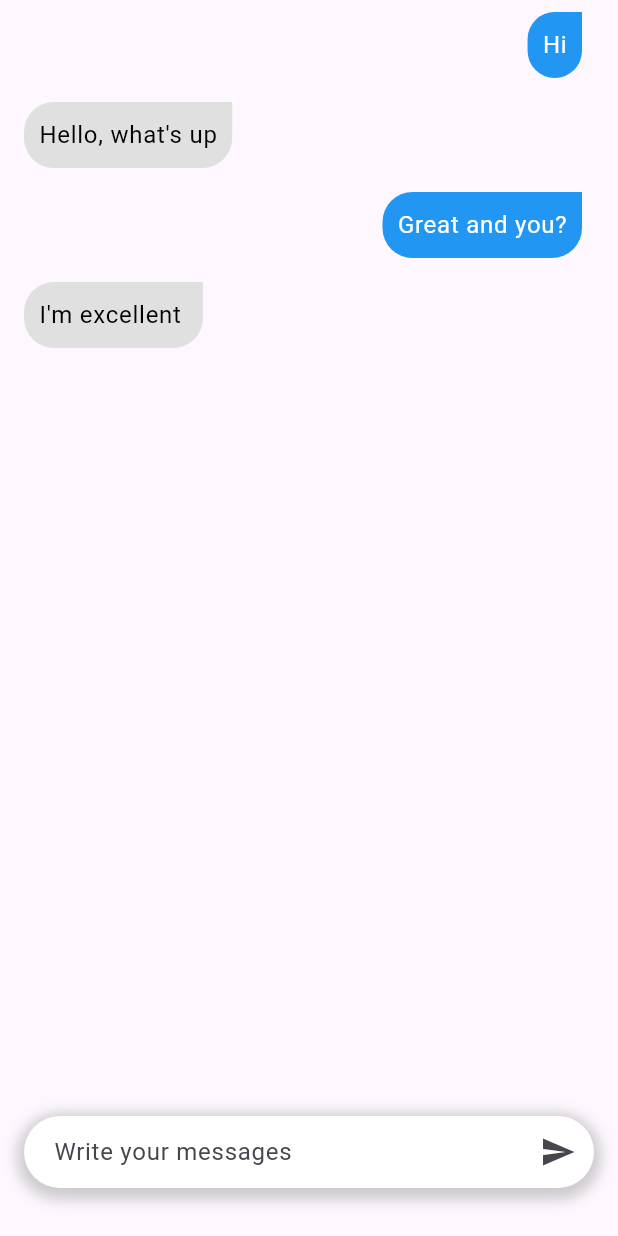
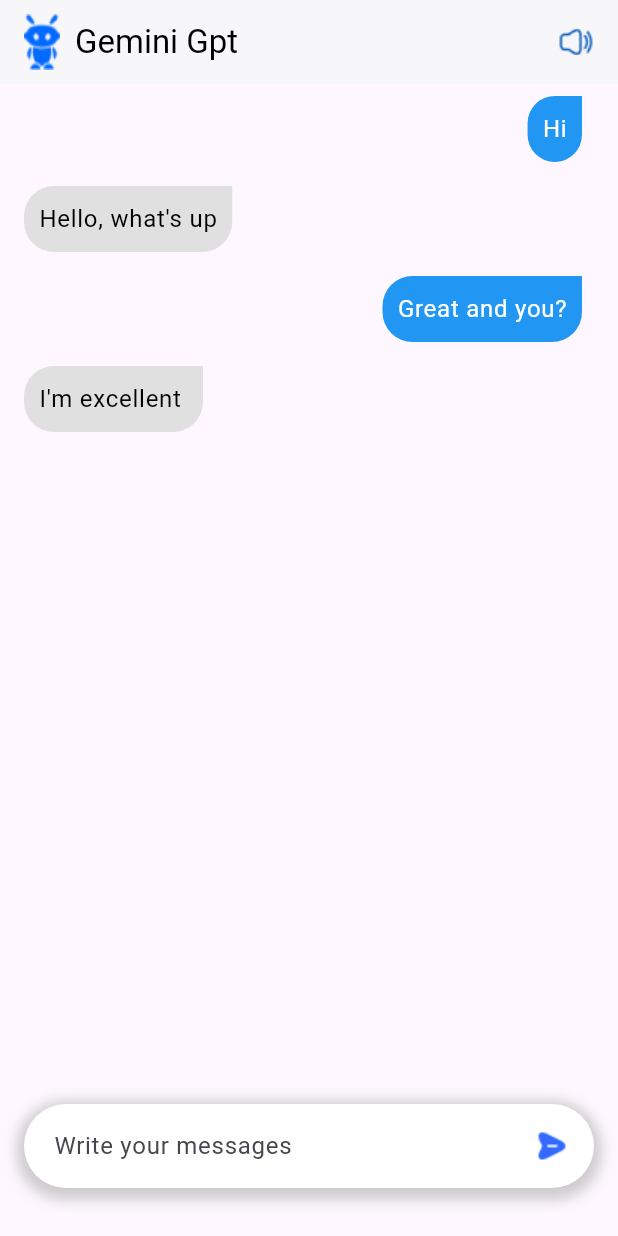
Before and after one commit to scs0209/chat-genius, a Flutter app: the screen it shows after launch, on a phone screen of 412 x 824 dp. Run offline on Flutter 3.47's test engine with Material 3 defaults, Android fonts, the phone set to English and light mode, and no system bars.

Commit message:
feat: AppBar와 사용자 입력 아이콘 변경
- 앱 바 추가: 앱 제목과 아이콘 포함
- 사용자 입력 필드에 전송버튼을 이미지로 변경하고 GestureDetector를
  사용하여 클릭 이벤트 처리로 변경
- pubspec.yaml 파일에 assets 폴더 추가하여 이미지 리소스 로드

```diff
--- a/lib/my_home_page.dart
+++ b/lib/my_home_page.dart
@@ -20,6 +20,29 @@
   @override
   Widget build(BuildContext context) {
     return Scaffold(
+      appBar: AppBar(
+        centerTitle: false,
+        backgroundColor: Colors.white,
+        elevation: 1,
+        title: Row(
+          mainAxisAlignment: MainAxisAlignment.spaceBetween,
+          children: [
+            Row(
+              children: [
+                Image.asset('assets/gpt-robot.png'),
+                SizedBox(
+                  width: 10,
+                ),
+                Text(
+                  "Gemini Gpt",
+                  style: TextStyle(color: Colors.black),
+                )
+              ],
+            ),
+            Image.asset('assets/volume-high.png', color: Colors.blue[800])
+          ],
+        ),
+      ),
       body: Column(
         children: [
           Expanded(
@@ -92,10 +115,13 @@
                   SizedBox(
                     width: 8,
                   ),
-                  IconButton(
-                    onPressed: () {},
-                    icon: Icon(Icons.send),
-                  ),
+                  Padding(
+                    padding: const EdgeInsets.all(16.0),
+                    child: GestureDetector(
+                      child: Image.asset('assets/send.png'),
+                      onTap: () {},
+                    ),
+                  )
                 ],
               ),
             ),
```
Also changed, not shown: pubspec.yaml (+5 -4 lines), assets/gpt-robot.png (added), assets/onboarding.png (added), assets/send.png (added), assets/splashscreen.png (added), assets/volume-high.png (added).
